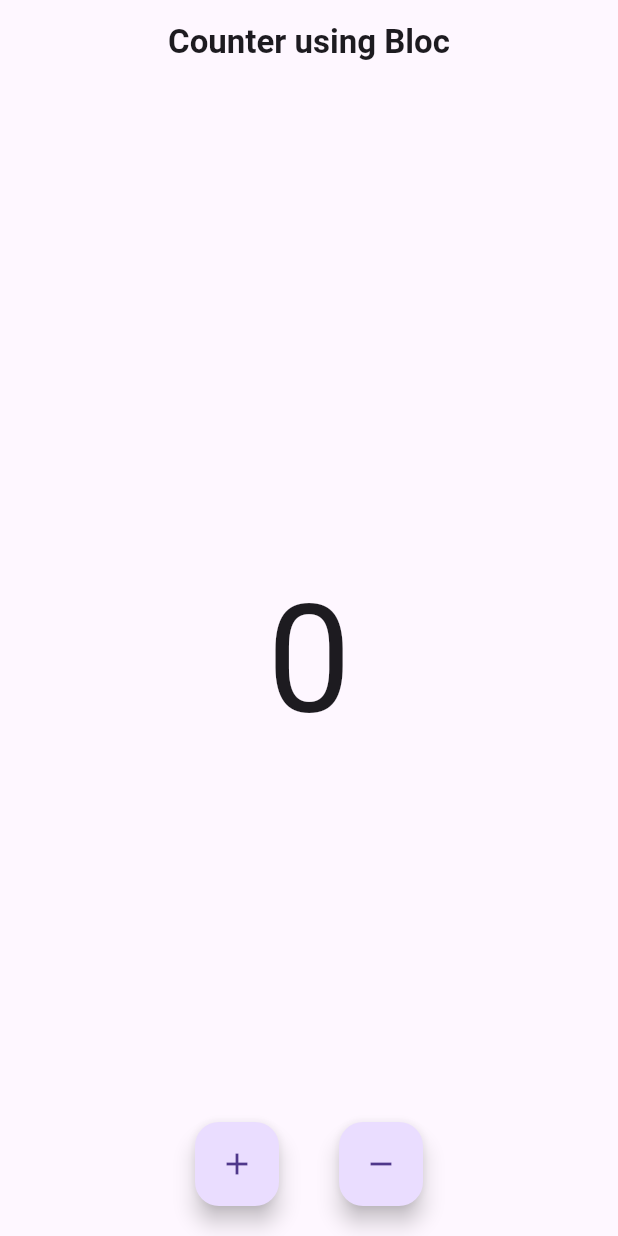
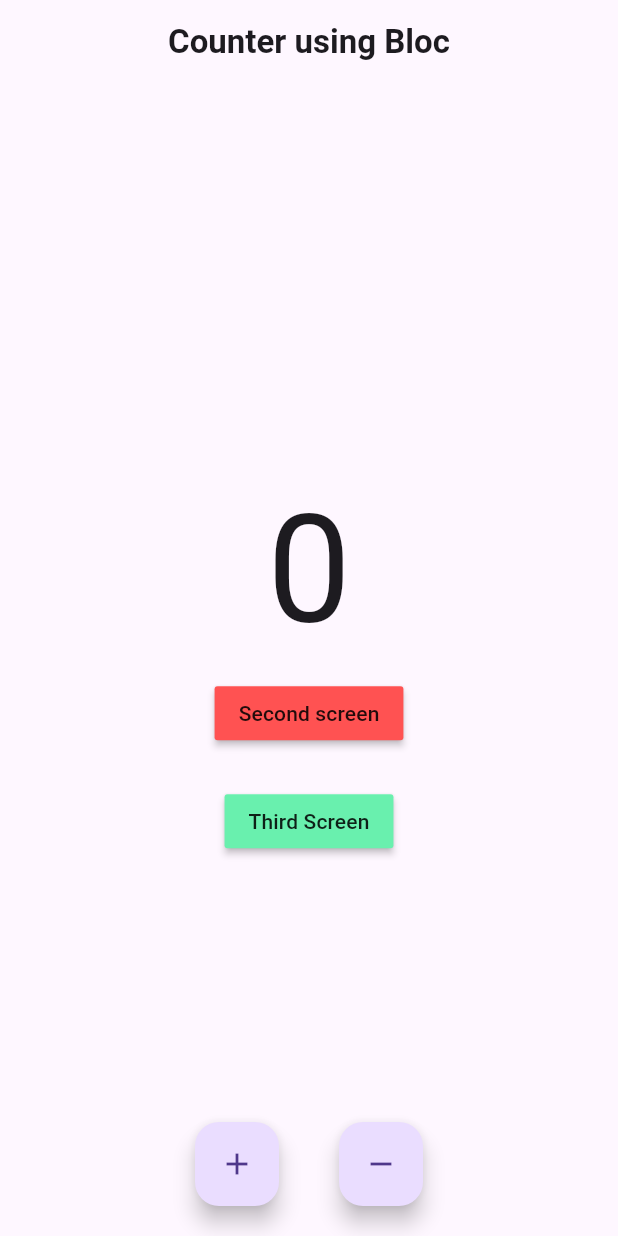
Before and after one commit to thisiskritartha/Counter_Bloc, a Flutter app: the screen it shows after launch, on a phone screen of 412 x 824 dp. Run offline on Flutter 3.47's test engine with Material 3 defaults, Android fonts, the phone set to English and light mode, and no system bars; our stand-ins replace equatable, flutter_bloc.

Commit message:
Named Routing added and BlocProvider.value() to provide same instance of bloc to multiple pages

```diff
--- a/lib/app.dart
+++ b/lib/app.dart
@@ -1,19 +1,40 @@
-import 'package:bloc_counter/counter/bloc/counter_bloc.dart';
-import 'package:bloc_counter/counter/view/counter_page.dart';
+import 'package:bloc_counter/logic/counter/bloc/counter_bloc.dart';
+import 'package:bloc_counter/presentation/view/counter_page.dart';
+import 'package:bloc_counter/presentation/view/second_page.dart';
+import 'package:bloc_counter/presentation/view/third_page.dart';
 import 'package:flutter/material.dart';
 import 'package:flutter_bloc/flutter_bloc.dart';
 
-class App extends StatelessWidget {
-  const App({super.key});
+class App extends StatefulWidget {
+  App({super.key});
+
+  @override
+  State<App> createState() => _AppState();
+}
+
+class _AppState extends State<App> {
+  final CounterBloc _counterBloc = CounterBloc();
+  @override
+  void dispose() {
+    _counterBloc.close();
+    super.dispose();
+  }
 
   @override
   Widget build(BuildContext context) {
     return MaterialApp(
       debugShowCheckedModeBanner: false,
-      home: BlocProvider(
-        create: (BuildContext context) => CounterBloc(),
-        child: const CounterPage(),
-      ),
+      routes: {
+        "/": (context) => BlocProvider.value(value: _counterBloc, child: const CounterPage()),
+        "/second": (context) => BlocProvider.value(
+              value: _counterBloc,
+              child: const SecondPage(name: "Second Page"),
+            ),
+        "/third": (context) => BlocProvider.value(
+              value: _counterBloc,
+              child: const ThirdPage(name: "Third Page"),
+            ),
+      },
     );
   }
 }
--- a/lib/counter/view/counter_page.dart
+++ /dev/null
@@ -1,74 +0,0 @@
-import 'package:bloc_counter/counter/bloc/counter_bloc.dart';
-import 'package:flutter/material.dart';
-import 'package:flutter_bloc/flutter_bloc.dart';
-
-class CounterPage extends StatelessWidget {
-  const CounterPage({super.key});
-
-  @override
-  Widget build(BuildContext context) {
-    return Scaffold(
-      appBar: AppBar(
-        title: const Text(
-          'Counter using Bloc',
-          style: TextStyle(
-            fontWeight: FontWeight.bold,
-          ),
-        ),
-        centerTitle: true,
-      ),
-      body: BlocConsumer<CounterBloc, CounterState>(
-        listener: (context, state) {
-          if (state.isIncremented!) {
-            ScaffoldMessenger.of(context).showSnackBar(
-              const SnackBar(
-                content: Text("Counter Incremented"),
-                duration: Duration(milliseconds: 100),
-              ),
-            );
-          } else {
-            ScaffoldMessenger.of(context).showSnackBar(
-              const SnackBar(
-                content: Text("Counter Decremented"),
-                duration: Duration(milliseconds: 100),
-              ),
-            );
-          }
-        },
-        builder: (context, state) {
-          return Center(
-            child: Text(
-              "${state.count}",
-              style: const TextStyle(fontSize: 100.0),
-            ),
-          );
-        },
-      ),
-      floatingActionButtonLocation: FloatingActionButtonLocation.centerDocked,
-      floatingActionButton: Row(
-        crossAxisAlignment: CrossAxisAlignment.center,
-        mainAxisAlignment: MainAxisAlignment.center,
-        children: <Widget>[
-          Padding(
-            padding: const EdgeInsets.symmetric(horizontal: 20.0, vertical: 20.0),
-            child: FloatingActionButton(
-              child: const Icon(Icons.add),
-              onPressed: () {
-                context.read<CounterBloc>().add(CounterIncrementPressed());
-              },
-            ),
-          ),
-          Padding(
-            padding: const EdgeInsets.symmetric(horizontal: 20.0, vertical: 20.0),
-            child: FloatingActionButton(
-              child: const Icon(Icons.remove),
-              onPressed: () {
-                context.read<CounterBloc>().add(CounterDecrementPressed());
-              },
-            ),
-          ),
-        ],
-      ),
-    );
-  }
-}
--- a/lib/main.dart
+++ b/lib/main.dart
@@ -3,5 +3,5 @@ import 'package:flutter/material.dart';
 import 'app.dart';
 
 void main() {
-  return runApp(const App());
+  return runApp(App());
 }
--- /dev/null
+++ b/lib/presentation/view/counter_page.dart
@@ -0,0 +1,99 @@
+import 'package:flutter/material.dart';
+import 'package:flutter_bloc/flutter_bloc.dart';
+
+import '../../logic/counter/bloc/counter_bloc.dart';
+
+class CounterPage extends StatelessWidget {
+  const CounterPage({super.key});
+
+  @override
+  Widget build(BuildContext context) {
+    return Scaffold(
+      appBar: AppBar(
+        title: const Text(
+          'Counter using Bloc',
+          style: TextStyle(
+            fontWeight: FontWeight.bold,
+          ),
+        ),
+        centerTitle: true,
+      ),
+      body: Column(
+        mainAxisAlignment: MainAxisAlignment.center,
+        children: [
+          BlocConsumer<CounterBloc, CounterState>(
+            listener: (context, state) {
+              if (state.isIncremented!) {
+                ScaffoldMessenger.of(context).showSnackBar(
+                  const SnackBar(
+                    content: Text("Counter Incremented"),
+                    duration: Duration(milliseconds: 100),
+                  ),
+                );
+              } else {
+                ScaffoldMessenger.of(context).showSnackBar(
+                  const SnackBar(
+                    content: Text("Counter Decremented"),
+                    duration: Duration(milliseconds: 100),
+                  ),
+                );
+              }
+            },
+            builder: (context, state) {
+              return Center(
+                child: Text(
+                  "${state.count}",
+                  style: const TextStyle(fontSize: 100.0),
+                ),
+              );
+            },
+          ),
+          MaterialButton(
+            onPressed: () {
+              Navigator.of(context).pushNamed("/second");
+            },
+            color: Colors.redAccent,
+            child: const Text("Second screen"),
+          ),
+          const SizedBox(
+            height: 24,
+          ),
+          MaterialButton(
+            color: Colors.greenAccent,
+            onPressed: () {
+              Navigator.of(context).pushNamed("/third");
+            },
+            child: const Text('Third Screen'),
+          ),
+        ],
+      ),
+      floatingActionButtonLocation: FloatingActionButtonLocation.centerDocked,
+      floatingActionButton: Row(
+        crossAxisAlignment: CrossAxisAlignment.center,
+        mainAxisAlignment: MainAxisAlignment.center,
+        children: <Widget>[
+          Padding(
+            padding: const EdgeInsets.symmetric(horizontal: 20.0, vertical: 20.0),
+            child: FloatingActionButton(
+              heroTag: const Text("Counter first"),
+              child: const Icon(Icons.add),
+              onPressed: () {
+                context.read<CounterBloc>().add(CounterIncrementPressed());
+              },
+            ),
+          ),
+          Padding(
+            padding: const EdgeInsets.symmetric(horizontal: 20.0, vertical: 20.0),
+            child: FloatingActionButton(
+              heroTag: const Text("Counter second"),
+              child: const Icon(Icons.remove),
+              onPressed: () {
+                context.read<CounterBloc>().add(CounterDecrementPressed());
+              },
+            ),
+          ),
+        ],
+      ),
+    );
+  }
+}
```
Also changed, not shown: lib/presentation/view/second_page.dart (added, +83 -0 lines), lib/presentation/view/third_page.dart (added, +83 -0 lines), lib/logic/counter/bloc/counter_bloc.dart (renamed from lib/counter/bloc/counter_bloc.dart), lib/logic/counter/bloc/counter_event.dart (renamed from lib/counter/bloc/counter_event.dart), lib/logic/counter/bloc/counter_state.dart (renamed from lib/counter/bloc/counter_state.dart), 1 other file.
